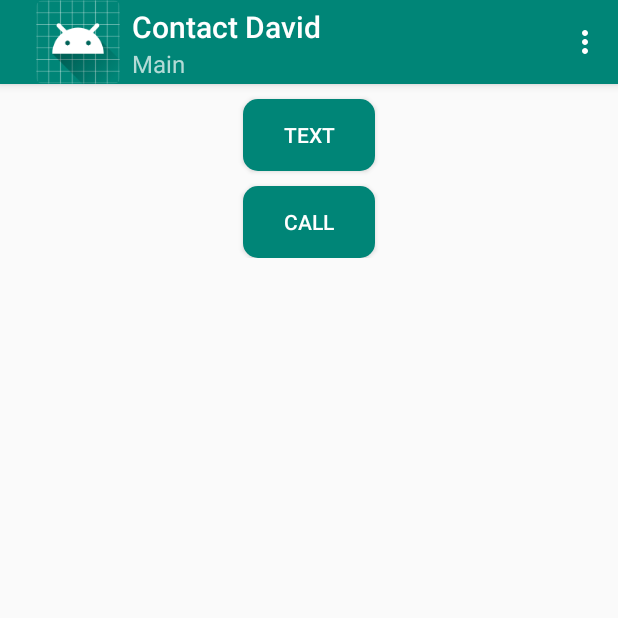
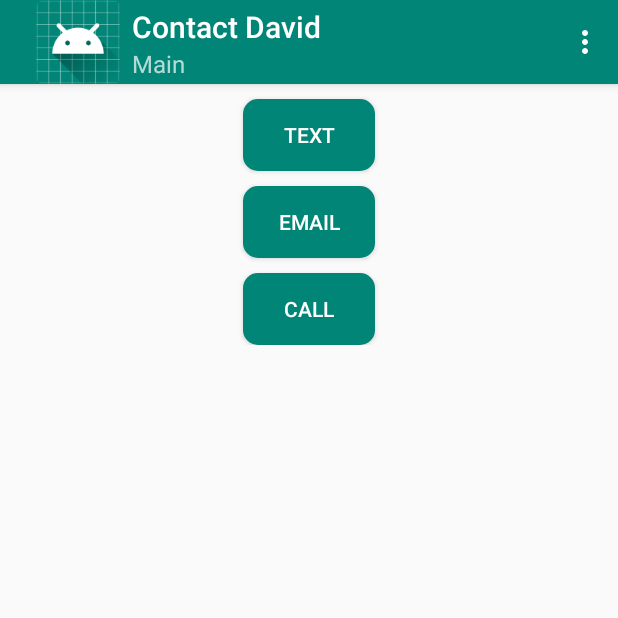
Before and after one commit to davidhmobley/ContactDavid3, an Android app: the screen it shows after launch (MainActivity), after a tap on "TEXT", on a phone screen of 412 x 824 dp, the top half of it. Run offline under Robolectric (Android 15) with nearby library versions, the phone set to English and light mode, and no system bars.

Commit message:
add email

```diff
--- a/app/src/main/java/com/mobley/contactdavid3/activities/MainActivity.java
+++ b/app/src/main/java/com/mobley/contactdavid3/activities/MainActivity.java
@@ -25,7 +25,7 @@ public class MainActivity extends AppCompatActivity implements View.OnClickListe
 
     public static final int REQUEST_CALL_PERMISSION = 1;
 
-    private Button mTextButton, mPhoneButton;
+    private Button mTextButton, mEmailButton, mPhoneButton;
     private ContactDavid3App mApp;
     private boolean mCallGranted = false;
 
@@ -45,6 +45,9 @@ public class MainActivity extends AppCompatActivity implements View.OnClickListe
 
         mTextButton = (Button) findViewById(R.id.textButton);
         mTextButton.setOnClickListener(this);
+
+        mEmailButton = (Button) findViewById(R.id.emailButton);
+        mEmailButton.setOnClickListener(this);
 
         mPhoneButton = (Button) findViewById(R.id.phoneButton);
         mPhoneButton.setOnClickListener(this);
@@ -117,6 +120,15 @@ public class MainActivity extends AppCompatActivity implements View.OnClickListe
             Intent sendIntent = new Intent(Intent.ACTION_SENDTO, uri);
             startActivity(sendIntent);
 
+        } else if (view == mEmailButton) {
+            Intent intent = new Intent(Intent.ACTION_SEND);
+            intent.setType("text/plain");
+            intent.putExtra(Intent.EXTRA_EMAIL, new String[] { getString(R.string.default_email) });
+            intent.putExtra(Intent.EXTRA_SUBJECT, "From ContactDavid3 App");
+            //intent.putExtra(Intent.EXTRA_TEXT, "I'm email body.");
+
+            startActivity(Intent.createChooser(intent, "Send Email"));
+
         } else if (view == mPhoneButton) {
             doPhoneCall();
         }
--- a/app/src/main/res/layout/content_main.xml
+++ b/app/src/main/res/layout/content_main.xml
@@ -26,6 +26,15 @@
             android:textColor="@android:color/white" />
 
         <Button
+            android:id="@+id/emailButton"
+            android:layout_width="wrap_content"
+            android:layout_height="wrap_content"
+            android:layout_marginTop="10dp"
+            android:background="@drawable/text_button_selector"
+            android:text="@string/email_button_label"
+            android:textColor="@android:color/white" />
+
+        <Button
             android:id="@+id/phoneButton"
             android:layout_width="wrap_content"
             android:layout_height="wrap_content"
--- a/app/src/main/res/values/strings.xml
+++ b/app/src/main/res/values/strings.xml
@@ -9,10 +9,12 @@
 
     <string name="phone_button_label">Call</string>
     <string name="text_button_label">Text</string>
+    <string name="email_button_label">Email</string>
 
     <string name="action_settings">Settings</string>
     <string name="action_exit">Exit</string>
 
+    <string name="default_email">davidhmobley@gmail.com</string>
     <string name="default_cell_phone">7039731884</string>
     <string name="default_work_phone">9999999999</string>
 
```
